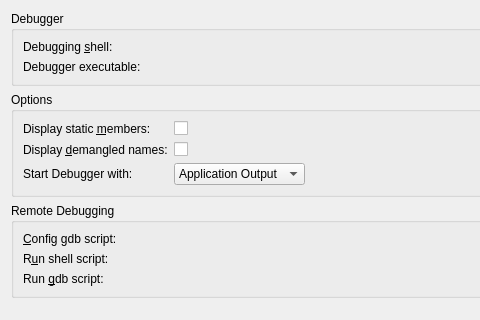
Qt form debuggers/gdb/debuggerconfigwidget.ui (KDE/kdevelop) before a commit; both pictures show x 0 to 480 and y 0 to 320 of the 698 by 483 pixel window.
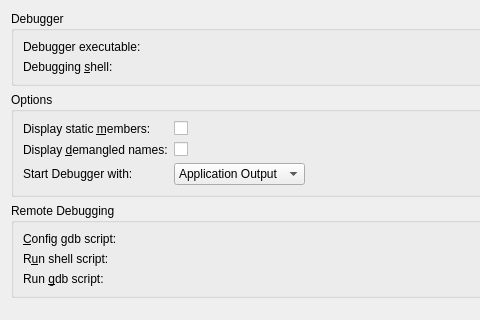
The same form after that commit. Custom widgets are drawn as their Qt base class.

Commit message:
fix regression in gdb config widget: label was moved to wrong input
Thanks to Tobjörn K. for the report.

What changed in the file:
```diff
--- a/debuggers/gdb/debuggerconfigwidget.ui
+++ b/debuggers/gdb/debuggerconfigwidget.ui
@@ -36,7 +36,36 @@
         </property>
        </widget>
       </item>
+      <item row="2" column="1">
+       <widget class="KUrlRequester" name="kcfg_debuggingShell">
+        <property name="toolTip">
+         <string>Run gdb in a special shell (mainly for automake projects)</string>
+        </property>
+        <property name="whatsThis">
+         <string>If you want gdb to be executed by a special shell or tool insert it here. The main use-case is for Automake based projects where the application is actually only a script and &lt;b&gt;libtool&lt;/b&gt; is needed to get it to run inside gdb.</string>
+        </property>
+       </widget>
+      </item>
       <item row="1" column="0">
+       <widget class="QLabel" name="gdbPath_label">
+        <property name="sizePolicy">
+         <sizepolicy hsizetype="Maximum" vsizetype="Preferred">
+          <horstretch>0</horstretch>
+          <verstretch>0</verstretch>
+         </sizepolicy>
+        </property>
+        <property name="text">
+         <string>Debugger executable:</string>
+        </property>
+        <property name="wordWrap">
+         <bool>false</bool>
+        </property>
+        <property name="buddy">
+         <cstring>kcfg_gdbPath</cstring>
+        </property>
+       </widget>
+      </item>
+      <item row="2" column="0">
        <widget class="QLabel" name="debuggingShell_label">
         <property name="sizePolicy">
          <sizepolicy hsizetype="Maximum" vsizetype="Preferred">
@@ -61,35 +90,6 @@
         </property>
        </widget>
       </item>
-      <item row="2" column="0">
-       <widget class="QLabel" name="gdbPath_label">
-        <property name="sizePolicy">
-         <sizepolicy hsizetype="Maximum" vsizetype="Preferred">
-          <horstretch>0</horstretch>
-          <verstretch>0</verstretch>
-         </sizepolicy>
-        </property>
-        <property name="text">
-         <string>Debugger executable:</string>
-        </property>
-        <property name="wordWrap">
-         <bool>false</bool>
-        </property>
-        <property name="buddy">
-         <cstring>kcfg_gdbPath</cstring>
-        </property>
-       </widget>
-      </item>
-      <item row="2" column="1">
-       <widget class="KUrlRequester" name="kcfg_debuggingShell">
-        <property name="toolTip">
-         <string>Run gdb in a special shell (mainly for automake projects)</string>
-        </property>
-        <property name="whatsThis">
-         <string>If you want gdb to be executed by a special shell or tool insert it here. The main use-case is for Automake based projects where the application is actually only a script and &lt;b&gt;libtool&lt;/b&gt; is needed to get it to run inside gdb.</string>
-        </property>
-       </widget>
-      </item>
      </layout>
     </widget>
    </item>
```
